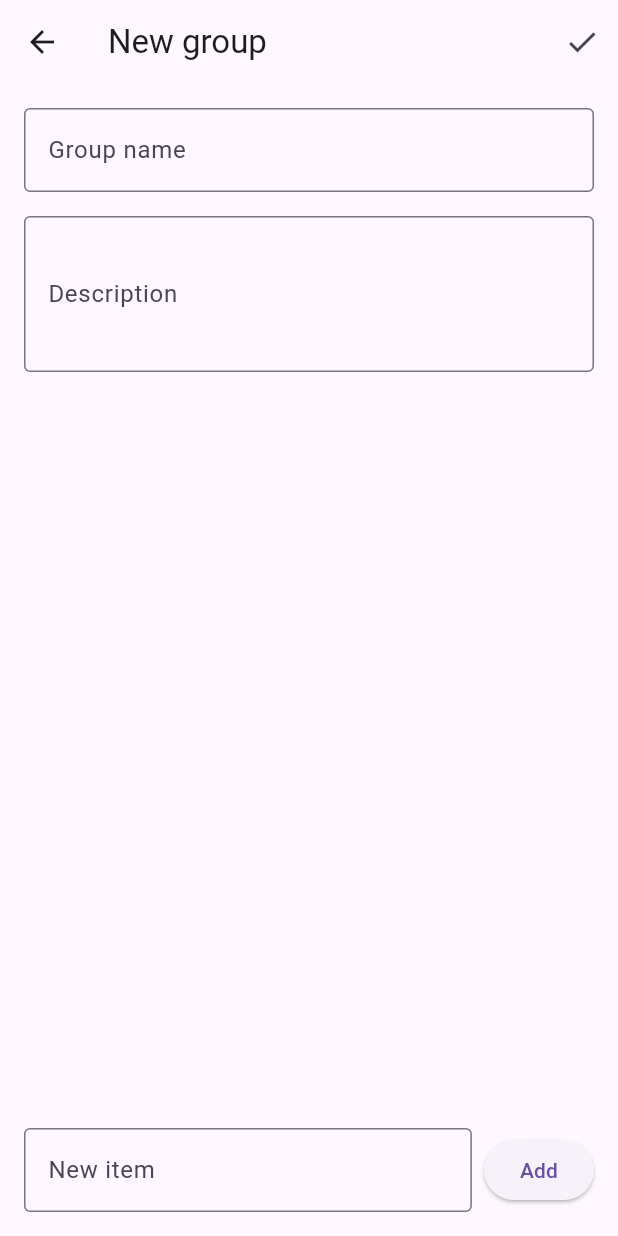
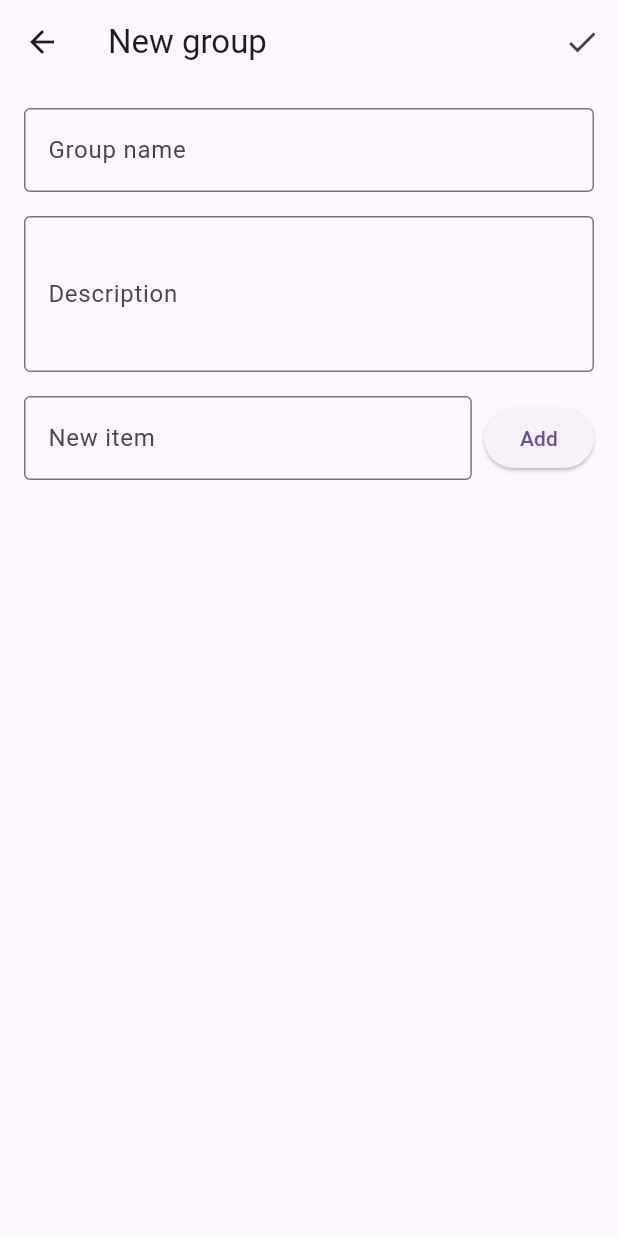
Before and after one commit to Joul-Alessa/Recursora, a Flutter app: the AddRoadmapPage screen opened directly, on a phone screen of 412 x 824 dp. Run offline on Flutter 3.47's test engine with Material 3 defaults, Android fonts, the phone set to English and light mode, and no system bars.

Commit message:
Used proposal 2 to get into de add roadmap page the items

```diff
--- a/recursora/lib/src/presentation/add_roadmap_page.dart
+++ b/recursora/lib/src/presentation/add_roadmap_page.dart
@@ -87,6 +87,7 @@ class _AddRoadmapPageState extends State<AddRoadmapPage> {
       ),
       body: Padding(
         padding: const EdgeInsets.all(16.0),
+        child: SingleChildScrollView(
           child: Column(
             children: [
               // Nombre
@@ -111,8 +112,9 @@ class _AddRoadmapPageState extends State<AddRoadmapPage> {
               SizedBox(height: 16),
 
               // LISTA INLINE
-            Expanded(
-              child: ReorderableListView(
+              ReorderableListView(
+                shrinkWrap: true,
+                physics: NeverScrollableScrollPhysics(),
                 onReorder: (oldIndex, newIndex) {
                   setState(() {
                     if (newIndex > oldIndex) newIndex--;
@@ -176,7 +178,7 @@ class _AddRoadmapPageState extends State<AddRoadmapPage> {
                     ),
                 ],
               ),
-            ),
+              if (items.isNotEmpty) SizedBox(height: 16),
 
               // AÑADIR NUEVO ÍTEM INLINE
               Row(
@@ -201,6 +203,7 @@ class _AddRoadmapPageState extends State<AddRoadmapPage> {
             ],
           ),
         ),
+      ),
     );
   }
 }
```
Lines whose indentation alone changed are shown as unchanged.
